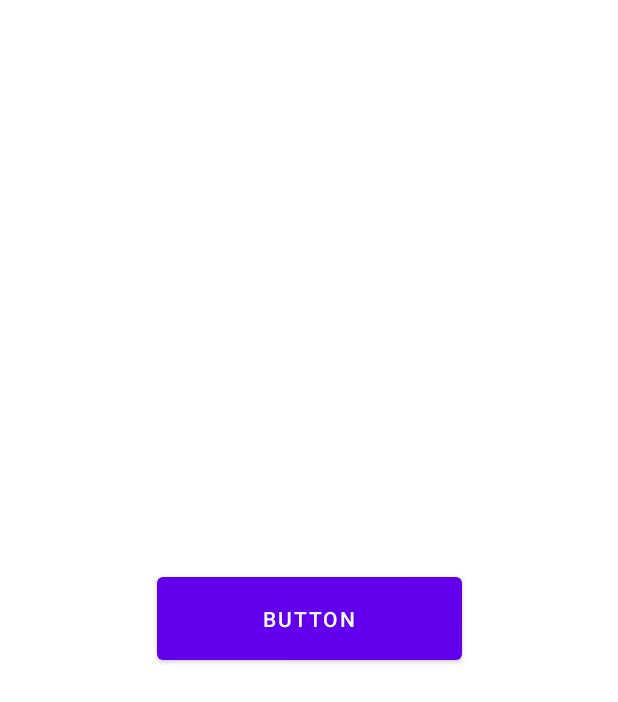
After one commit to JoaoAssuncao111/PDM-2122i-LI5X-G02, an Android app: the layout activity_initial.xml on its own in the app's theme, with its tools: preview values and no code run, on a phone screen of 412 x 824 dp. The commit adds this screen. Shown: the top 702 px of the screen. Run offline under Robolectric (Android 15) with nearby library versions, the phone set to English and light mode, and no system bars.

Commit message:
11/10 Update

```diff
--- a/assignments/Chess4Android/app/src/main/java/pt/isel/pdm/chess4android/LichessAPI.kt
+++ b/assignments/Chess4Android/app/src/main/java/pt/isel/pdm/chess4android/LichessAPI.kt
@@ -1,4 +1,5 @@
 package pt.isel.pdm.chess4android
+
 
 import retrofit2.Call
 import retrofit2.http.GET
--- /dev/null
+++ b/assignments/Chess4Android/app/src/main/java/pt/isel/pdm/chess4android/models/Tile.kt
@@ -0,0 +1,3 @@
+package pt.isel.pdm.chess4android.models
+
+data class Tile(var row: Int, var column: Int) {}
--- a/assignments/Chess4Android/app/src/main/java/pt/isel/pdm/chess4android/views/BoardView.kt
+++ b/assignments/Chess4Android/app/src/main/java/pt/isel/pdm/chess4android/views/BoardView.kt
@@ -10,10 +10,10 @@ import androidx.vectordrawable.graphics.drawable.VectorDrawableCompat
 import pt.isel.pdm.chess4android.Army
 import pt.isel.pdm.chess4android.Piece
 import pt.isel.pdm.chess4android.R
-import pt.isel.pdm.chess4android.views.Tile.Type
+import pt.isel.pdm.chess4android.views.TileView.Type
 
 
-typealias TileTouchListener = (tile: Tile, row: Int, column: Int) -> Unit
+typealias TileTouchListener = (tile: TileView, row: Int, column: Int) -> Unit
 
 /**
  * Custom view that implements a chess board.
@@ -53,7 +53,7 @@ class BoardView(private val ctx: Context, attrs: AttributeSet?) : GridLayout(ctx
         repeat(side * side) {
             val row = it / side
             val column = it % side
-            val tile = Tile(
+            val tile = TileView(
                 ctx,
                 if((row + column) % 2 == 0) Type.WHITE else Type.BLACK,
                 side,
--- a/assignments/Chess4Android/app/src/main/java/pt/isel/pdm/chess4android/views/Tile.kt
+++ b/assignments/Chess4Android/app/src/main/java/pt/isel/pdm/chess4android/views/TileView.kt
@@ -22,7 +22,7 @@ import pt.isel.pdm.chess4android.R
  *
  */
 @SuppressLint("ViewConstructor")
-class Tile(
+class TileView(
     private val ctx: Context,
     private val type: Type,
     private val tilesPerSide: Int,
--- /dev/null
+++ b/assignments/Chess4Android/app/src/main/res/layout/activity_initial.xml
@@ -0,0 +1,17 @@
+<?xml version="1.0" encoding="utf-8"?>
+<androidx.constraintlayout.widget.ConstraintLayout xmlns:android="http://schemas.android.com/apk/res/android"
+    xmlns:app="http://schemas.android.com/apk/res-auto"
+    xmlns:tools="http://schemas.android.com/tools"
+    android:layout_width="match_parent"
+    android:layout_height="match_parent">
+
+    <Button
+        android:id="@+id/fetch_button"
+        android:layout_width="203dp"
+        android:layout_height="67dp"
+        android:text="Button"
+        app:layout_constraintBottom_toBottomOf="parent"
+        app:layout_constraintEnd_toEndOf="parent"
+        app:layout_constraintStart_toStartOf="parent"
+        app:layout_constraintTop_toTopOf="parent" />
+</androidx.constraintlayout.widget.ConstraintLayout>
```
Also changed, not shown: assignments/Chess4Android/app/src/main/java/pt/isel/pdm/chess4android/InitialActivity.kt (added, +21 -0 lines), assignments/Chess4Android/app/src/main/java/pt/isel/pdm/chess4android/MainActivity.kt (+6 -2 lines), assignments/Chess4Android/app/src/main/java/pt/isel/pdm/chess4android/MainActivityViewModel.kt (+14 -6 lines), assignments/Chess4Android/app/src/main/java/pt/isel/pdm/chess4android/models/Bishop.kt (+6 -1 lines), assignments/Chess4Android/app/src/main/java/pt/isel/pdm/chess4android/models/Board.kt (added, +12 -0 lines), assignments/Chess4Android/app/src/main/java/pt/isel/pdm/chess4android/models/ChessPiece.kt (added, +21 -0 lines), assignments/Chess4Android/app/src/main/java/pt/isel/pdm/chess4android/models/Directions.kt (added, +13 -0 lines), assignments/Chess4Android/app/src/main/java/pt/isel/pdm/chess4android/models/King.kt (+6 -1 lines), assignments/Chess4Android/app/src/main/java/pt/isel/pdm/chess4android/models/Knight.kt (+6 -1 lines), assignments/Chess4Android/app/src/main/java/pt/isel/pdm/chess4android/models/Pawn.kt (+6 -1 lines), assignments/Chess4Android/app/src/main/java/pt/isel/pdm/chess4android/models/Pieces.kt (deleted, +0 -9 lines), assignments/Chess4Android/app/src/main/java/pt/isel/pdm/chess4android/models/Queen.kt (+6 -1 lines), assignments/Chess4Android/app/src/main/java/pt/isel/pdm/chess4android/models/Tower.kt (+8 -1 lines).
